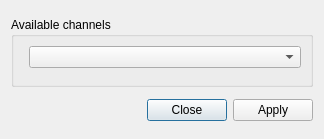
This is sdrgui/gui/channeladddialog.ui in f4exb/sdrangel as Qt 5 draws it before an edit. The edited form follows.
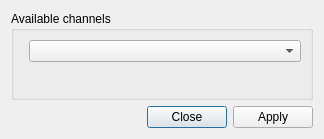
This is the edited form.

Commit message: GUI: Removed some useless maximum size constraints

What changed in the file:
```diff
--- a/sdrgui/gui/channeladddialog.ui
+++ b/sdrgui/gui/channeladddialog.ui
@@ -22,12 +22,6 @@
   <layout class="QVBoxLayout" name="verticalLayout">
    <item>
     <widget class="QGroupBox" name="groupBox">
-     <property name="maximumSize">
-      <size>
-       <width>16777215</width>
-       <height>70</height>
-      </size>
-     </property>
      <property name="font">
       <font>
        <family>Liberation Sans</family>
```
The commit also changes 1 other file.
